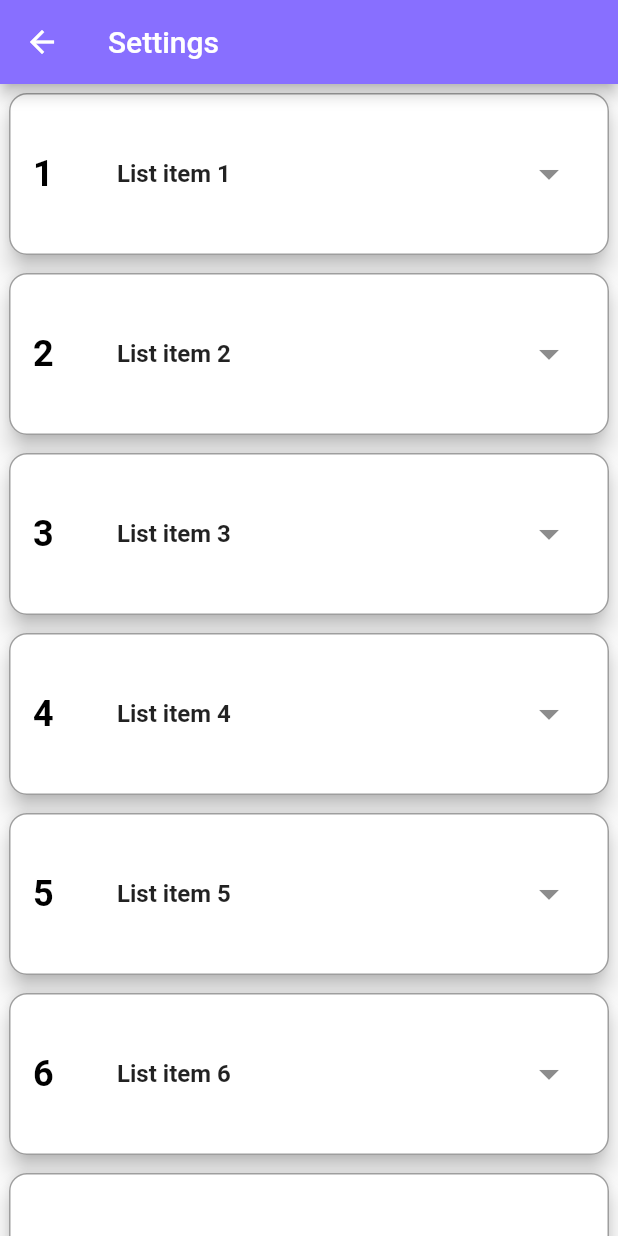
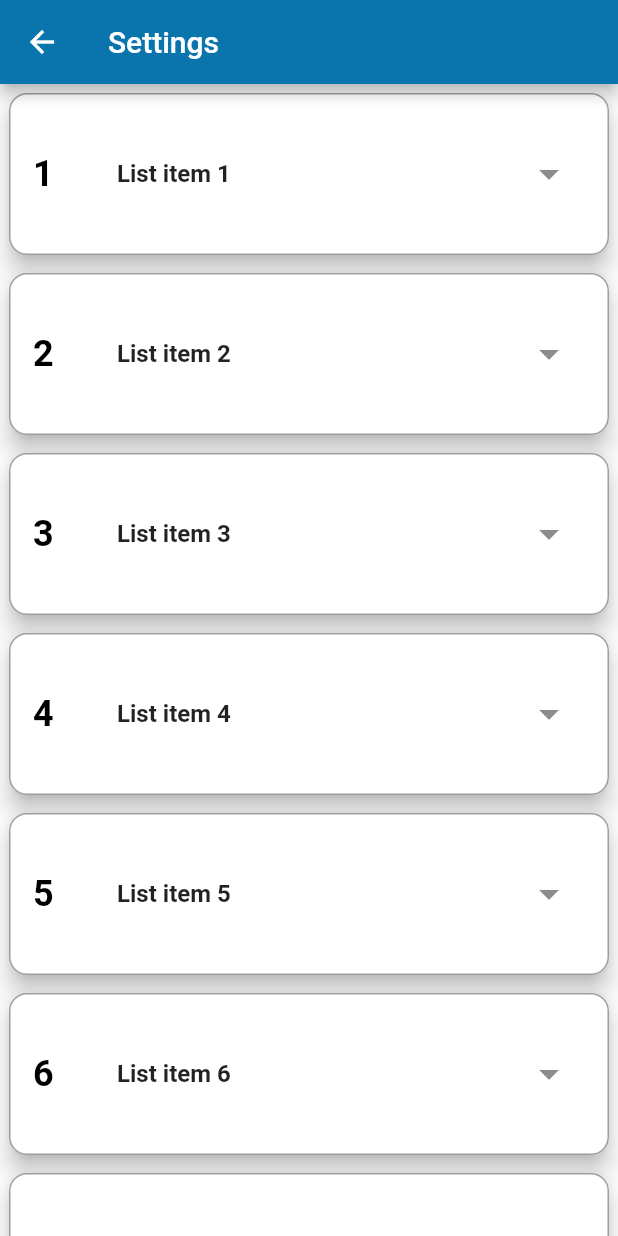
Before and after one commit to yusufrizalh/flutter-rsudpm, a Flutter app: the SettingsPage screen opened directly, on a phone screen of 412 x 824 dp. Run offline on Flutter 3.47's test engine with Material 3 defaults, Android fonts, the phone set to English and light mode, and no system bars; our stand-ins replace smooth_page_indicator; network calls fail.

Commit message:
change material color

```diff
--- a/lib/main.dart
+++ b/lib/main.dart
@@ -23,18 +23,18 @@ class MyApp extends StatefulWidget {
 }
 
 MaterialColor myCustomColor = MaterialColor(
-  const Color.fromRGBO(136, 111, 255, 1).value,
+  const Color.fromRGBO(10, 117, 173, 1).value,
   const <int, Color>{
-    50: Color.fromRGBO(136, 111, 255, 0.1),
-    100: Color.fromRGBO(136, 111, 255, 0.2),
-    200: Color.fromRGBO(136, 111, 255, 0.3),
-    300: Color.fromRGBO(136, 111, 255, 0.4),
-    400: Color.fromRGBO(136, 111, 255, 0.5),
-    500: Color.fromRGBO(136, 111, 255, 0.6),
-    600: Color.fromRGBO(136, 111, 255, 0.7),
-    700: Color.fromRGBO(136, 111, 255, 0.8),
-    800: Color.fromRGBO(136, 111, 255, 0.9),
-    900: Color.fromRGBO(136, 111, 255, 1),
+    50: Color.fromRGBO(10, 117, 173, 0.1),
+    100: Color.fromRGBO(10, 117, 173, 0.2),
+    200: Color.fromRGBO(10, 117, 173, 0.3),
+    300: Color.fromRGBO(10, 117, 173, 0.4),
+    400: Color.fromRGBO(10, 117, 173, 0.5),
+    500: Color.fromRGBO(10, 117, 173, 0.6),
+    600: Color.fromRGBO(10, 117, 173, 0.7),
+    700: Color.fromRGBO(10, 117, 173, 0.8),
+    800: Color.fromRGBO(10, 117, 173, 0.9),
+    900: Color.fromRGBO(10, 117, 173, 1),
   },
 );
 
```
